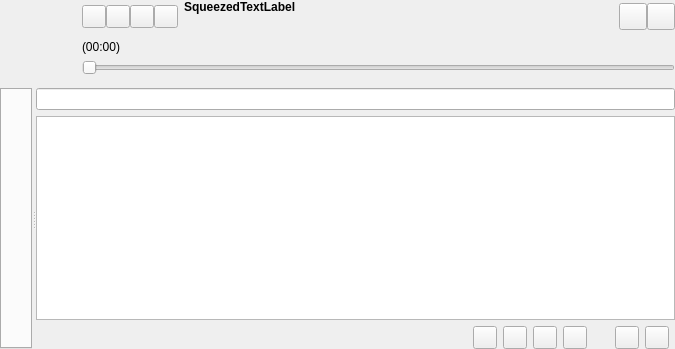
Before: the Qt Designer form gui/mainwindow.ui in polpo/cantata-mac, drawn with Qt 5.
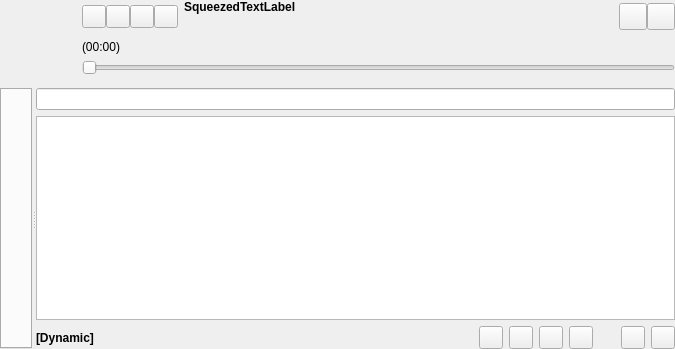
After: the same form once the commit is applied. Custom widgets are drawn as their Qt base class.

Commit message: Use a separate label to indicate dynamic mode. This way we can use bold text just for that part. Can't just use HTML tags on main stats label, as KSqueezedLabel does not work correctly when tags are used (it uses the tags as text when calculating the string length, so ellides before it should!)

```diff
--- a/gui/mainwindow.ui
+++ b/gui/mainwindow.ui
@@ -190,9 +190,22 @@
         <widget class="PlayQueueView" name="playQueue"/>
        </item>
        <item row="2" column="0">
-        <widget class="SqueezedTextLabel" name="playQueueStatsLabel"/>
+        <widget class="QLabel" name="dynamicLabel">
+         <property name="text">
+          <string>[Dynamic]</string>
+         </property>
+         <property name="font">
+          <font>
+           <weight>75</weight>
+           <bold>true</bold>
+          </font>
+         </property>
+        </widget>
        </item>
        <item row="2" column="1">
+        <widget class="SqueezedTextLabel" name="playQueueStatsLabel"/>
+       </item>
+       <item row="2" column="2">
         <spacer>
          <property name="orientation">
           <enum>Qt::Horizontal</enum>
@@ -205,18 +218,8 @@
          </property>
         </spacer>
        </item>
-       <item row="2" column="2">
-        <widget class="QToolButton" name="repeatPushButton">
-         <property name="checkable">
-          <bool>true</bool>
-         </property>
-         <property name="checked">
-          <bool>false</bool>
-         </property>
-        </widget>
-       </item>
        <item row="2" column="3">
-        <widget class="QToolButton" name="singlePushButton">
+        <widget class="QToolButton" name="repeatPushButton">
          <property name="checkable">
           <bool>true</bool>
          </property>
@@ -226,13 +229,23 @@
         </widget>
        </item>
        <item row="2" column="4">
+        <widget class="QToolButton" name="singlePushButton">
+         <property name="checkable">
+          <bool>true</bool>
+         </property>
+         <property name="checked">
+          <bool>false</bool>
+         </property>
+        </widget>
+       </item>
+       <item row="2" column="5">
         <widget class="QToolButton" name="randomPushButton">
          <property name="checkable">
           <bool>true</bool>
          </property>
         </widget>
        </item>
-       <item row="2" column="6">
+       <item row="2" column="7">
         <spacer name="horizontalSpacer_4">
          <property name="orientation">
           <enum>Qt::Horizontal</enum>
@@ -248,13 +261,13 @@
          </property>
         </spacer>
        </item>
-       <item row="2" column="7">
-        <widget class="QToolButton" name="savePlayQueuePushButton"/>
-       </item>
        <item row="2" column="8">
+        <widget class="QToolButton" name="savePlayQueuePushButton"/>
+       </item>
+       <item row="2" column="9">
         <widget class="QToolButton" name="removeAllFromPlayQueuePushButton"/>
        </item>
-       <item row="2" column="5">
+       <item row="2" column="6">
         <widget class="QToolButton" name="consumePushButton"/>
        </item>
       </layout>
```
The commit also changes 2 other files.
